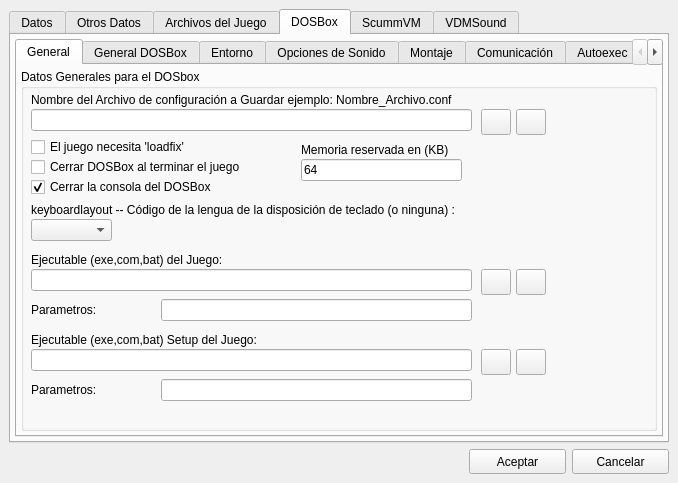
Old version of the form ui/addedit_juego.ui in the repository Monthy/gr-lida.
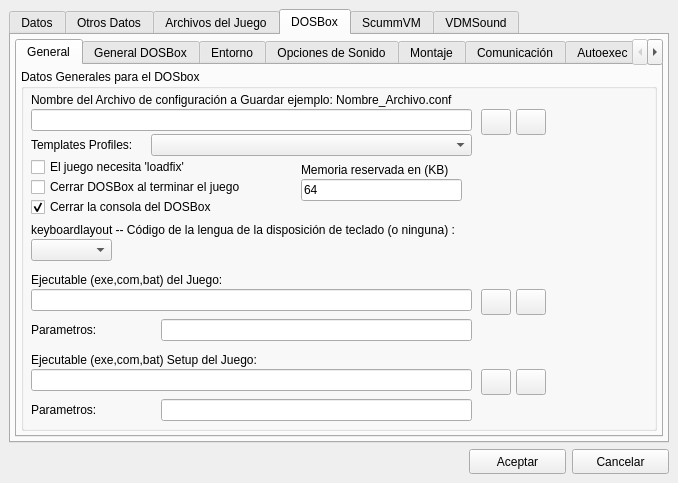
New version of the form. The open tabs and pages were chosen to show the change. Icons and pictures are not drawn.

Commit message: Añadido Templates de configuración usando los del D-Fend Reloaded.

What changed in the file:
```diff
--- a/ui/addedit_juego.ui
+++ b/ui/addedit_juego.ui
@@ -2414,7 +2414,7 @@
               <property name="geometry" >
                <rect>
                 <x>140</x>
-                <y>310</y>
+                <y>330</y>
                 <width>311</width>
                 <height>22</height>
                </rect>
@@ -2424,7 +2424,7 @@
               <property name="geometry" >
                <rect>
                 <x>10</x>
-                <y>150</y>
+                <y>170</y>
                 <width>81</width>
                 <height>22</height>
                </rect>
@@ -2434,7 +2434,7 @@
               <property name="geometry" >
                <rect>
                 <x>280</x>
-                <y>70</y>
+                <y>90</y>
                 <width>211</width>
                 <height>21</height>
                </rect>
@@ -2447,8 +2447,8 @@
               <property name="geometry" >
                <rect>
                 <x>10</x>
-                <y>310</y>
-                <width>111</width>
+                <y>330</y>
+                <width>121</width>
                 <height>21</height>
                </rect>
               </property>
@@ -2460,7 +2460,7 @@
               <property name="geometry" >
                <rect>
                 <x>10</x>
-                <y>130</y>
+                <y>150</y>
                 <width>502</width>
                 <height>21</height>
                </rect>
@@ -2473,7 +2473,7 @@
               <property name="geometry" >
                <rect>
                 <x>280</x>
-                <y>90</y>
+                <y>110</y>
                 <width>161</width>
                 <height>22</height>
                </rect>
@@ -2486,7 +2486,7 @@
               <property name="geometry" >
                <rect>
                 <x>10</x>
-                <y>280</y>
+                <y>300</y>
                 <width>441</width>
                 <height>22</height>
                </rect>
@@ -2496,7 +2496,7 @@
               <property name="geometry" >
                <rect>
                 <x>10</x>
-                <y>180</y>
+                <y>200</y>
                 <width>481</width>
                 <height>21</height>
                </rect>
@@ -2509,7 +2509,7 @@
               <property name="geometry" >
                <rect>
                 <x>10</x>
-                <y>200</y>
+                <y>220</y>
                 <width>441</width>
                 <height>22</height>
                </rect>
@@ -2519,8 +2519,8 @@
               <property name="geometry" >
                <rect>
                 <x>10</x>
-                <y>230</y>
-                <width>111</width>
+                <y>250</y>
+                <width>121</width>
                 <height>21</height>
                </rect>
               </property>
@@ -2532,7 +2532,7 @@
               <property name="geometry" >
                <rect>
                 <x>140</x>
-                <y>230</y>
+                <y>250</y>
                 <width>311</width>
                 <height>22</height>
                </rect>
@@ -2542,7 +2542,7 @@
               <property name="geometry" >
                <rect>
                 <x>10</x>
-                <y>70</y>
+                <y>90</y>
                 <width>261</width>
                 <height>16</height>
                </rect>
@@ -2587,7 +2587,7 @@
               <property name="geometry" >
                <rect>
                 <x>460</x>
-                <y>200</y>
+                <y>220</y>
                 <width>30</width>
                 <height>26</height>
                </rect>
@@ -2606,7 +2606,7 @@
               <property name="geometry" >
                <rect>
                 <x>460</x>
-                <y>280</y>
+                <y>300</y>
                 <width>30</width>
                 <height>26</height>
                </rect>
@@ -2625,7 +2625,7 @@
               <property name="geometry" >
                <rect>
                 <x>10</x>
-                <y>260</y>
+                <y>280</y>
                 <width>481</width>
                 <height>21</height>
                </rect>
@@ -2638,7 +2638,7 @@
               <property name="geometry" >
                <rect>
                 <x>10</x>
-                <y>110</y>
+                <y>130</y>
                 <width>261</width>
                 <height>16</height>
                </rect>
@@ -2654,7 +2654,7 @@
               <property name="geometry" >
                <rect>
                 <x>10</x>
-                <y>90</y>
+                <y>110</y>
                 <width>261</width>
                 <height>16</height>
                </rect>
@@ -2677,7 +2677,7 @@
               <property name="geometry" >
                <rect>
                 <x>495</x>
-                <y>200</y>
+                <y>220</y>
                 <width>30</width>
                 <height>26</height>
                </rect>
@@ -2715,7 +2715,7 @@
               <property name="geometry" >
                <rect>
                 <x>495</x>
-                <y>280</y>
+                <y>300</y>
                 <width>30</width>
                 <height>26</height>
                </rect>
@@ -2730,6 +2730,29 @@
                <iconset resource="../res/grlida.qrc" >:/img16/limpiar.png</iconset>
               </property>
              </widget>
+             <widget class="QComboBox" name="cbxDbx_Profiles" >
+              <property name="geometry" >
+               <rect>
+                <x>130</x>
+                <y>65</y>
+                <width>321</width>
+                <height>22</height>
+               </rect>
+              </property>
+             </widget>
+             <widget class="QLabel" name="lb_Dbx_0" >
+              <property name="geometry" >
+               <rect>
+                <x>10</x>
+                <y>65</y>
+                <width>111</width>
+                <height>21</height>
+               </rect>
+              </property>
+              <property name="text" >
+               <string>Templates Profiles:</string>
+              </property>
+             </widget>
             </widget>
            </item>
           </layout>
```
Left out of the diff: 3 changed lines with no effect on the pictures. The commit also changes 10 other files.
